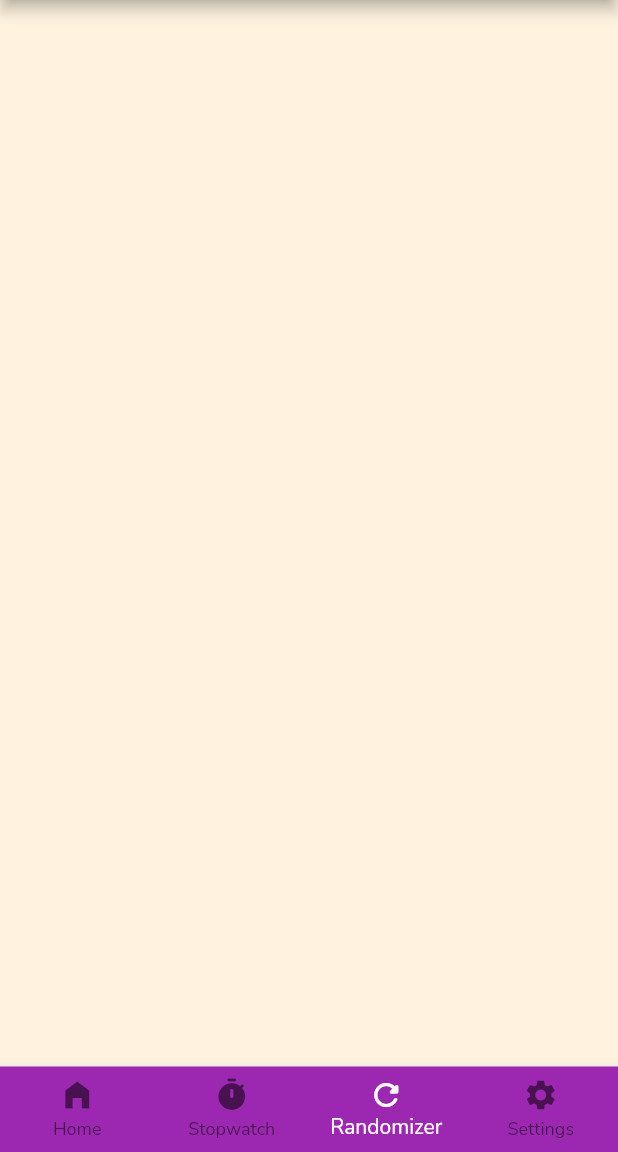
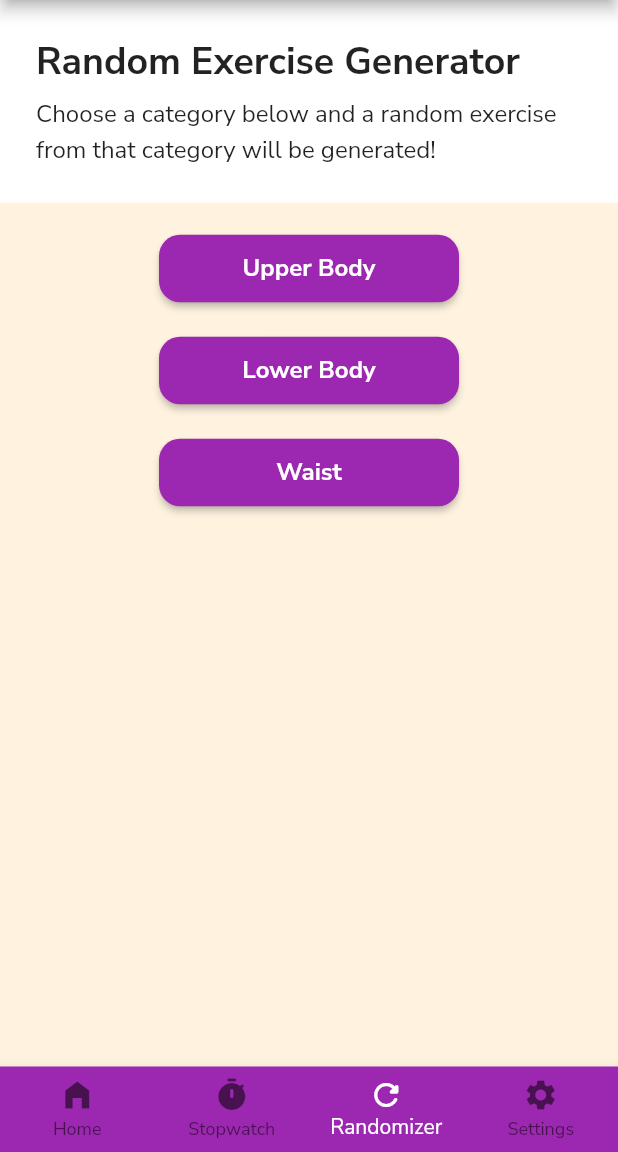
Before and after one commit to aporria/FitBuddy, a Flutter app: the HomePage screen opened directly, item 3 of the bottom bar chosen, on a phone screen of 412 x 824 dp, the part 84-1236 px from its top. Run offline on Flutter 3.47's test engine with Material 2 defaults, Android fonts, the phone set to English and light mode, and no system bars; our stand-ins replace firebase_auth, firebase_core, firebase_database, google_fonts; accounts and stored records are empty; network calls fail.

Commit message:
Added randomizer functionality and additional UI improvements

```diff
--- a/lib/authentication_screens/forgot_password_page.dart
+++ b/lib/authentication_screens/forgot_password_page.dart
@@ -17,10 +17,9 @@ class _ForgotPasswordPageState extends State<ForgotPasswordPage> {
     return Scaffold(
       appBar: AppBar(
         title: const Text('Reset Password'),
+        centerTitle: true,
       ),
-      body: SingleChildScrollView(
-        child: ConstrainedBox(
-          constraints: BoxConstraints(maxHeight: MediaQuery.of(context).size.height),
+      body: Center(
         child: Column(
           mainAxisAlignment: MainAxisAlignment.center,
           crossAxisAlignment: CrossAxisAlignment.center,
@@ -68,7 +67,6 @@ class _ForgotPasswordPageState extends State<ForgotPasswordPage> {
             ),
           ],
         ),
-        ),
       )
     );
   }
--- a/lib/authentication_screens/signup.dart
+++ b/lib/authentication_screens/signup.dart
@@ -20,10 +20,9 @@ class _SignupPageState extends State<SignupPage> {
     return Scaffold(
       appBar: AppBar(
         title: const Text('Sign Up'),
+        centerTitle: true,
       ),
-      body: SingleChildScrollView(
-        child: ConstrainedBox(
-          constraints: BoxConstraints(maxHeight: MediaQuery.of(context).size.height),
+      body: Center(
         child: Column(
           mainAxisAlignment: MainAxisAlignment.center,
           crossAxisAlignment: CrossAxisAlignment.center,
@@ -84,7 +83,6 @@ class _SignupPageState extends State<SignupPage> {
           ],
         ),
       ),
-      ),
     );
   }
   Future signUp() async {
--- a/lib/home_screens/exercise_list.dart
+++ b/lib/home_screens/exercise_list.dart
@@ -6,7 +6,7 @@ import 'package:fit_buddy/exercise_set_screens/userprofile.dart';
 import 'package:flutter/material.dart';
 
 import '../exercise_set_screens/add_new_exercise.dart';
-import '../options_screens/exercise_list_options.dart';
+import '../options_screens/settings.dart';
 
 class ExerciseList extends StatefulWidget {
   const ExerciseList({Key? key}) : super(key: key);
@@ -99,7 +99,6 @@ class _ExerciseListState extends State<ExerciseList> {
                 Text(
                   "Hello!",
                   style: TextStyle(
-                    color: Color(0xFF211551),
                     fontSize: 30.0,
                     fontWeight: FontWeight.bold,
                   ),
@@ -114,7 +113,6 @@ class _ExerciseListState extends State<ExerciseList> {
                         " choose an exercise at random with the randomizer!",
                     style: TextStyle(
                         fontSize: 16.0,
-                        color: Color(0xFF86829D),
                         height: 1.5
                     ),
                   ),
--- /dev/null
+++ b/lib/home_screens/exercise_randomizer.dart
@@ -0,0 +1,203 @@
+import 'package:flutter/material.dart';
+import 'dart:math';
+
+class Randomizer extends StatefulWidget {
+  const Randomizer({Key? key}) : super(key: key);
+
+  @override
+  State<Randomizer> createState() => _RandomizerState();
+}
+
+class _RandomizerState extends State<Randomizer> {
+  var exercise = '';
+  final _random = Random();
+
+  final upperBodyExercises = [
+    'Flat bench press',
+    'Incline bench press',
+    'Decline bench press',
+    'Chest fly',
+    'Pushup',
+    'Pulldown',
+    'Pullup',
+    'Chinup',
+    'Cable crossovers',
+    'Dips',
+    'Bent-over row',
+    'Upright row',
+    'Shoulder press',
+    'Military press',
+    'Lateral raise',
+    'Pushdown',
+    'Tricep extension',
+    'Preacher curl',
+    'Barbell curl'
+  ];
+  final lowerBodyExercises = [
+    'Squat',
+    'Front squat',
+    'Leg press',
+    'Leg extension',
+    'Wall sit',
+    'Deadlift',
+    'Stiff-legged deadlift',
+    'Leg curl',
+    'Snatch',
+    'Standing calf raise',
+    'Seated calf raise',
+    'Hip adductor'
+  ];
+  final waistExercises = [
+    'Crunches',
+    'Leg raise',
+    'Russian twists',
+    'Planks',
+    'Mountain climbers',
+    'Reverse crunches',
+  ];
+
+  @override
+  Widget build(BuildContext context) {
+    return Scaffold(
+      backgroundColor: Colors.orange.shade50,
+      appBar: AppBar(
+        title: const Text('FitBuddy'),
+        centerTitle: true,
+        automaticallyImplyLeading: false,
+      ),
+      body: Center(
+        child: Column(
+          crossAxisAlignment: CrossAxisAlignment.center,
+          children: [
+            Container(
+              margin: const EdgeInsets.only(bottom: 10),
+              width: double.infinity,
+              padding: const EdgeInsets.symmetric(
+                vertical: 24.0,
+                horizontal: 24.0,
+              ),
+              decoration: const BoxDecoration(
+                  color: Colors.white
+              ),
+              child: Column(
+                crossAxisAlignment: CrossAxisAlignment.start,
+                children: const [
+                  Text(
+                    "Random Exercise Generator",
+                    style: TextStyle(
+                      fontSize: 25.0,
+                      fontWeight: FontWeight.bold,
+                    ),
+                  ),
+                  Padding(
+                    padding: EdgeInsets.only(
+                      top: 5.0,
+                    ),
+                    child: Text(
+                      'Choose a category below and a random exercise from that '
+                          'category will be generated!',
+                      style: TextStyle(
+                          fontSize: 16.0,
+                          height: 1.5
+                      ),
+                    ),
+                  )
+                ],
+              ),
+            ),
+            Container(
+              margin: const EdgeInsets.only(left: 35, right: 35, top: 10),
+              width: 200,
+              child: ElevatedButton(
+                style: ElevatedButton.styleFrom(
+                  minimumSize: const Size.fromHeight(45),
+                  shape: RoundedRectangleBorder(
+                    borderRadius: BorderRadius.circular(14),
+                  ),
+                ),
+                onPressed: () {
+                  exercise = upperBodyExercises[_random.nextInt(upperBodyExercises.length)];
+                  setState(() {
+
+                  });
+                },
+                child: const Text(
+                  'Upper Body',
+                  style: TextStyle(
+                    fontWeight: FontWeight.bold,
+                    fontSize: 16,
+                  ),
+                ),
+              ),
+            ),
+            Container(
+              margin: const EdgeInsets.only(left: 35, right: 35, top: 20),
+              width: 200,
+              child: ElevatedButton(
+                style: ElevatedButton.styleFrom(
+                  minimumSize: const Size.fromHeight(45),
+                  shape: RoundedRectangleBorder(
+                    borderRadius: BorderRadius.circular(14),
+                  ),
+                ),
+                onPressed: () {
+                  exercise = lowerBodyExercises[_random.nextInt(lowerBodyExercises.length)];
+                  setState(() {
+
+                  });
+                },
+                child: const Text(
+                  'Lower Body',
+                  style: TextStyle(
+                    fontWeight: FontWeight.bold,
+                    fontSize: 16,
+                  ),
+                ),
+              ),
+            ),
+            Container(
+              margin: const EdgeInsets.only(left: 35, right: 35, top: 20),
+              width: 200,
+              child: ElevatedButton(
+                style: ElevatedButton.styleFrom(
+                  minimumSize: const Size.fromHeight(45),
+                  shape: RoundedRectangleBorder(
+                    borderRadius: BorderRadius.circular(14),
+                  ),
+                ),
+                onPressed: () {
+                  exercise = waistExercises[_random.nextInt(waistExercises.length)];
+                  setState(() {
+
+                  });
+                },
+                child: const Text(
+                  'Waist',
+                  style: TextStyle(
+                    fontWeight: FontWeight.bold,
+                    fontSize: 16,
+                  ),
+                ),
+              ),
+            ),
+            Expanded(
+              child: Align(
+                alignment: Alignment.bottomCenter,
+                child: Container(
+                  margin: const EdgeInsets.only(bottom: 50),
+                  child: Text(
+                    exercise,
+                    style: const TextStyle(
+                        fontSize: 30,
+                        fontWeight: FontWeight.bold
+                    ),
+                  ),
+                ),
+              ),
+            ),
+          ],
+        ),
+      ),
+    );
+  }
+}
--- a/lib/home_screens/home.dart
+++ b/lib/home_screens/home.dart
@@ -1,7 +1,7 @@
-import 'package:fit_buddy/home_screens/routine_randomizer.dart';
+import 'package:fit_buddy/home_screens/exercise_randomizer.dart';
 import 'package:flutter/material.dart';
 
-import '../options_screens/exercise_list_options.dart';
+import '../options_screens/settings.dart';
 import '../timer_screen/timer.dart';
 import 'exercise_list.dart';
 
@@ -33,7 +33,10 @@ class _HomePageState extends State<HomePage> {
   @override
   Widget build(BuildContext context) {
     return Scaffold(
-      body: screens[_selectedIndex],
+      body: IndexedStack(
+        index: _selectedIndex,
+        children: screens,
+      ),
       bottomNavigationBar: BottomNavigationBar(
         items: const <BottomNavigationBarItem>[
           BottomNavigationBarItem(
--- a/lib/home_screens/routine_randomizer.dart
+++ /dev/null
@@ -1,22 +0,0 @@
-import 'package:flutter/material.dart';
-
-class Randomizer extends StatefulWidget {
-  const Randomizer({Key? key}) : super(key: key);
-
-  @override
-  State<Randomizer> createState() => _RandomizerState();
-}
-
-class _RandomizerState extends State<Randomizer> {
-  @override
-  Widget build(BuildContext context) {
-    return Scaffold(
-      backgroundColor: Colors.orange.shade50,
-      appBar: AppBar(
-        title: const Text('FitBuddy'),
-        centerTitle: true,
-        automaticallyImplyLeading: false,
-      ),
-    );
-  }
-}
```
Also changed, not shown: lib/WeightTrainingExercises.txt (added, +42 -0 lines), lib/options_screens/settings.dart (renamed from lib/options_screens/exercise_list_options.dart, +28 -3 lines). Lines whose indentation alone changed are shown as unchanged.
